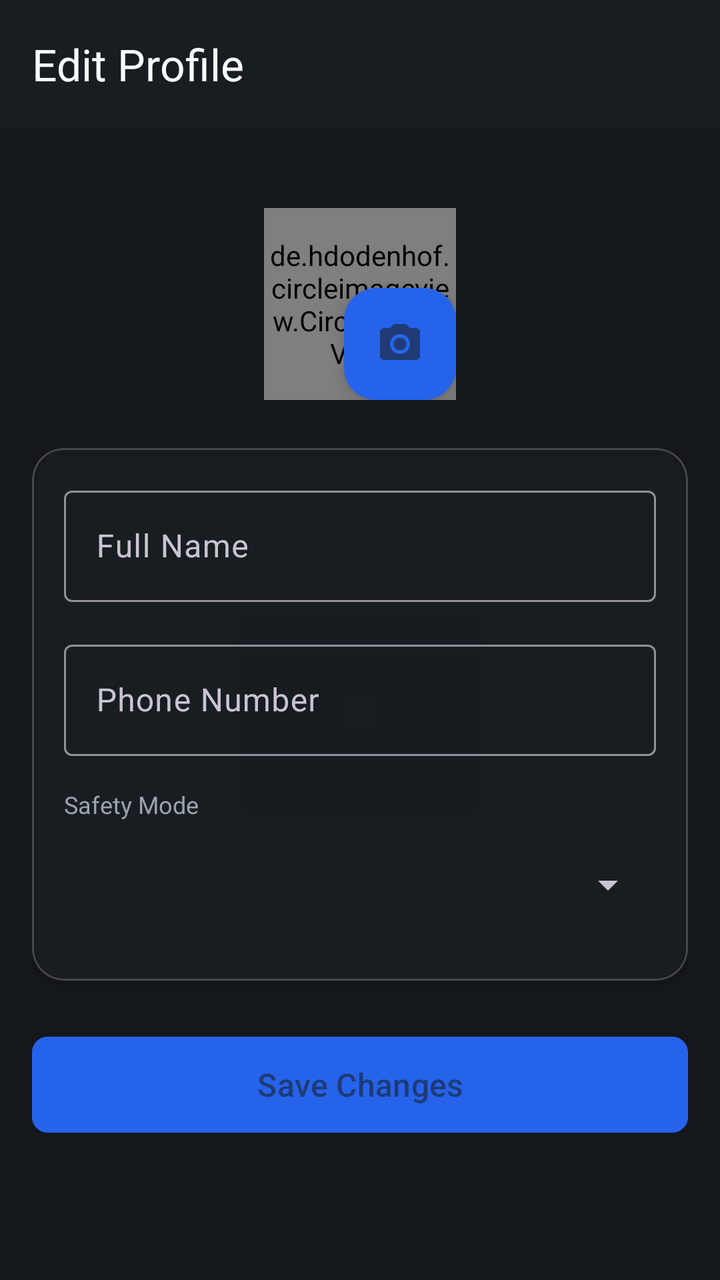
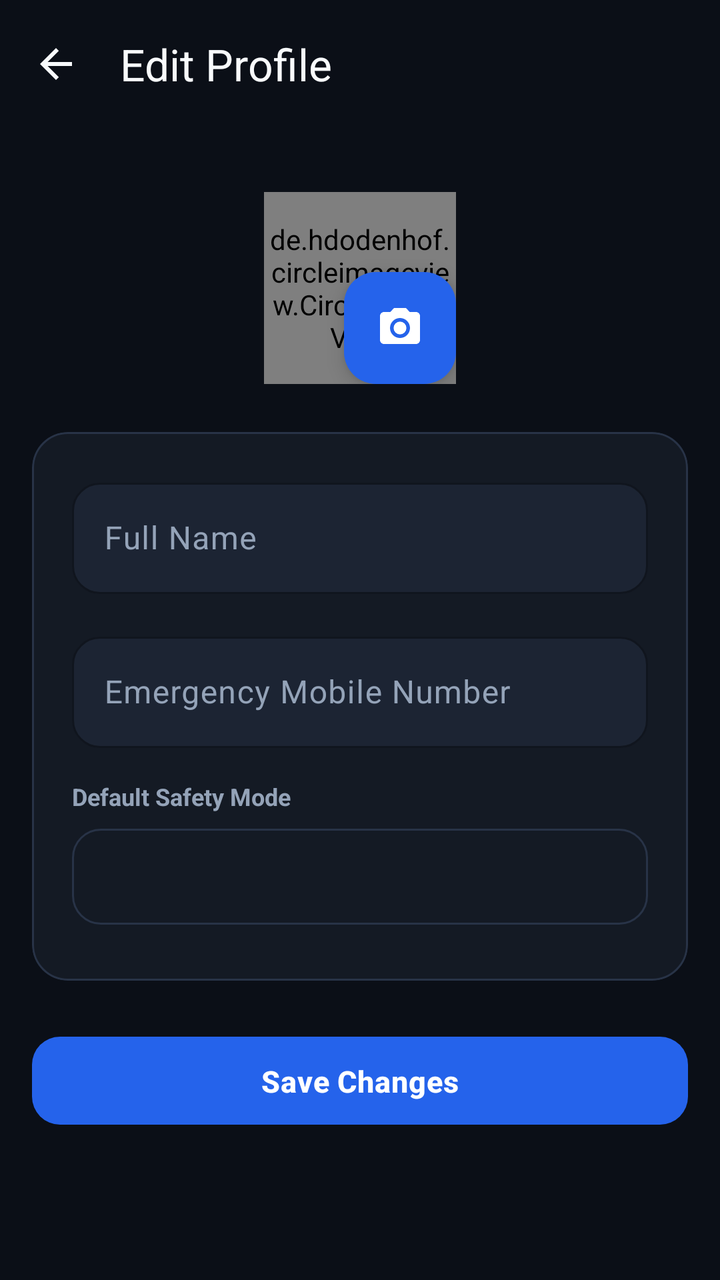

Compare the two renders of this Android layout. The source of the first and the diff that turns it into the second are given below.
<!-- AndroidManifest.xml: application theme Theme.RiskFreeRoutes -->
<!-- res/layout/activity_edit_profile.xml -->
<?xml version="1.0" encoding="utf-8"?>
<androidx.coordinatorlayout.widget.CoordinatorLayout
    xmlns:android="http://schemas.android.com/apk/res/android"
    xmlns:app="http://schemas.android.com/apk/res-auto"
    android:layout_width="match_parent"
    android:layout_height="match_parent"
    android:background="@color/profile_surface">

    <com.google.android.material.appbar.AppBarLayout
        android:layout_width="match_parent"
        android:layout_height="wrap_content"
        android:background="@color/profile_surface"
        app:elevation="0dp">

        <androidx.appcompat.widget.Toolbar
            android:id="@+id/toolbar"
            android:layout_width="match_parent"
            android:layout_height="?attr/actionBarSize"
            app:title="Edit Profile"
            app:titleTextColor="@color/text_primary" />
    </com.google.android.material.appbar.AppBarLayout>

    <androidx.core.widget.NestedScrollView
        android:layout_width="match_parent"
        android:layout_height="match_parent"
        app:layout_behavior="@string/appbar_scrolling_view_behavior"
        android:padding="16dp">

        <LinearLayout
            android:layout_width="match_parent"
            android:layout_height="wrap_content"
            android:orientation="vertical"
            android:gravity="center_horizontal">

            
            <FrameLayout
                android:layout_width="wrap_content"
                android:layout_height="wrap_content"
                android:layout_marginTop="24dp"
                android:layout_marginBottom="24dp">

                <de.hdodenhof.circleimageview.CircleImageView
                    android:id="@+id/ivProfilePhoto"
                    android:layout_width="96dp"
                    android:layout_height="96dp"
                    android:src="@drawable/ic_person"
                    app:civ_border_width="2dp"
                    app:civ_border_color="@color/brand_blue" />

                <com.google.android.material.floatingactionbutton.FloatingActionButton
                    android:id="@+id/btnChangePhoto"
                    android:layout_width="wrap_content"
                    android:layout_height="wrap_content"
                    android:layout_gravity="bottom|end"
                    app:fabSize="mini"
                    android:src="@drawable/ic_camera"
                    app:backgroundTint="@color/brand_blue"
                    app:tint="@color/surface_white"
                    android:contentDescription="Change Photo" />
            </FrameLayout>

            
            <com.google.android.material.card.MaterialCardView
                android:layout_width="match_parent"
                android:layout_height="wrap_content"
                app:cardCornerRadius="16dp"
                app:cardElevation="2dp"
                app:cardBackgroundColor="@color/surface_white"
                android:layout_marginBottom="24dp">

                <LinearLayout
                    android:layout_width="match_parent"
                    android:layout_height="wrap_content"
                    android:orientation="vertical"
                    android:padding="16dp">

                    <com.google.android.material.textfield.TextInputLayout
                        android:layout_width="match_parent"
                        android:layout_height="wrap_content"
                        android:hint="Full Name"
                        style="@style/Widget.Material3.TextInputLayout.OutlinedBox"
                        android:layout_marginBottom="16dp">

                        <com.google.android.material.textfield.TextInputEditText
                            android:id="@+id/etFullName"
                            android:layout_width="match_parent"
                            android:layout_height="wrap_content"
                            android:inputType="textPersonName"
                            android:textColor="@color/text_primary" />
                    </com.google.android.material.textfield.TextInputLayout>

                    <com.google.android.material.textfield.TextInputLayout
                        android:layout_width="match_parent"
                        android:layout_height="wrap_content"
                        android:hint="Phone Number"
                        style="@style/Widget.Material3.TextInputLayout.OutlinedBox"
                        android:layout_marginBottom="16dp">

                        <com.google.android.material.textfield.TextInputEditText
                            android:id="@+id/etPhone"
                            android:layout_width="match_parent"
                            android:layout_height="wrap_content"
                            android:inputType="phone"
                            android:textColor="@color/text_primary" />
                    </com.google.android.material.textfield.TextInputLayout>

                    <TextView
                        android:layout_width="wrap_content"
                        android:layout_height="wrap_content"
                        android:text="Safety Mode"
                        android:textColor="@color/text_secondary"
                        android:textSize="12sp"
                        android:layout_marginBottom="8dp" />

                    <Spinner
                        android:id="@+id/spinnerSafetyMode"
                        android:layout_width="match_parent"
                        android:layout_height="48dp"
                        android:layout_marginBottom="8dp" />

                </LinearLayout>
            </com.google.android.material.card.MaterialCardView>

            
            <com.google.android.material.button.MaterialButton
                android:id="@+id/btnSave"
                android:layout_width="match_parent"
                android:layout_height="56dp"
                android:text="Save Changes"
                android:textSize="16sp"
                app:cornerRadius="8dp"
                android:backgroundTint="@color/brand_blue"
                android:textColor="@color/surface_white" />

        </LinearLayout>
    </androidx.core.widget.NestedScrollView>

    
    <ProgressBar
        android:id="@+id/progressBar"
        android:layout_width="wrap_content"
        android:layout_height="wrap_content"
        android:layout_gravity="center"
        android:visibility="gone"
        android:indeterminateTint="@color/brand_blue" />

</androidx.coordinatorlayout.widget.CoordinatorLayout>
<!-- resources referenced by this layout -->
<resources>
  <color name="brand_blue">@color/primary_blue</color>
  <color name="profile_surface">@color/glass_panel</color>
  <color name="surface_white">@color/glass_panel</color>
  <color name="text_primary">#F9FAFB</color>
  <color name="text_secondary">#9CA3AF</color>
  <style name="Theme.RiskFreeRoutes" parent="Theme.Material3.Dark.NoActionBar">
  
          
          <item name="colorPrimary">@color/primary_blue</item>
          <item name="colorPrimaryContainer">@color/primary_blue_light</item>
          <item name="colorOnPrimary">@color/text_primary</item>
  
          <item name="colorSecondary">@color/accent_blue</item>
          <item name="colorOnSecondary">@color/text_primary</item>
  
          <item name="colorTertiary">@color/danger_red</item>
          <item name="colorError">@color/danger_red</item>
  
          <item name="colorSurface">@color/glass_panel</item>
          <item name="colorOnSurface">@color/text_primary</item>
  
          <item name="android:colorBackground">@color/colorBackground</item>
  
          
          <item name="android:statusBarColor">@color/colorBackground</item>
          <item name="android:navigationBarColor">@color/colorBackground</item>
  
          
          <item name="shapeAppearanceSmallComponent">@style/ShapeAppearance.RiskFreeRoutes.SmallComponent</item>
          <item name="shapeAppearanceMediumComponent">@style/ShapeAppearance.RiskFreeRoutes.MediumComponent</item>
          <item name="shapeAppearanceLargeComponent">@style/ShapeAppearance.RiskFreeRoutes.LargeComponent</item>
  
      </style>
  <color name="primary_blue">#2563EB</color>
  <color name="glass_panel">#991C2026</color>
  <color name="primary_blue_light">#4F8CFF</color>
  <color name="accent_blue">#8FB4FF</color>
  <color name="colorBackground">#0B0D10</color>
  <style name="ShapeAppearance.RiskFreeRoutes.MediumComponent" parent="ShapeAppearance.Material3.MediumComponent">
          <item name="cornerRadius">16dp</item>
      </style>
  <!-- unchanged entries left out for length: 5 -->
</resources>

<!-- the commit's change to res/layout/activity_edit_profile.xml (unified diff, before → after) -->
@@ -4,27 +4,30 @@
     xmlns:app="http://schemas.android.com/apk/res-auto"
     android:layout_width="match_parent"
     android:layout_height="match_parent"
-    android:background="@color/profile_surface">
+    android:background="@color/colorBackground">
 
     <com.google.android.material.appbar.AppBarLayout
         android:layout_width="match_parent"
         android:layout_height="wrap_content"
-        android:background="@color/profile_surface"
+        android:background="@color/colorBackground"
         app:elevation="0dp">
 
-        <androidx.appcompat.widget.Toolbar
+        <com.google.android.material.appbar.MaterialToolbar
             android:id="@+id/toolbar"
             android:layout_width="match_parent"
             android:layout_height="?attr/actionBarSize"
             app:title="Edit Profile"
-            app:titleTextColor="@color/text_primary" />
+            app:titleTextColor="@color/text_primary"
+            app:navigationIcon="@drawable/ic_back"
+            app:navigationIconTint="@color/text_primary" />
     </com.google.android.material.appbar.AppBarLayout>
 
     <androidx.core.widget.NestedScrollView
         android:layout_width="match_parent"
         android:layout_height="match_parent"
         app:layout_behavior="@string/appbar_scrolling_view_behavior"
-        android:padding="16dp">
+        android:padding="16dp"
+        android:fillViewport="true">
 
         <LinearLayout
             android:layout_width="match_parent"
@@ -34,9 +37,9 @@
 
             
             <FrameLayout
-                android:layout_width="wrap_content"
-                android:layout_height="wrap_content"
-                android:layout_marginTop="24dp"
+                android:layout_width="96dp"
+                android:layout_height="96dp"
+                android:layout_marginTop="16dp"
                 android:layout_marginBottom="24dp">
 
                 <de.hdodenhof.circleimageview.CircleImageView
@@ -45,7 +48,7 @@
                     android:layout_height="96dp"
                     android:src="@drawable/ic_person"
                     app:civ_border_width="2dp"
-                    app:civ_border_color="@color/brand_blue" />
+                    app:civ_border_color="@color/primary_blue" />
 
                 <com.google.android.material.floatingactionbutton.FloatingActionButton
                     android:id="@+id/btnChangePhoto"
@@ -54,8 +57,8 @@
                     android:layout_gravity="bottom|end"
                     app:fabSize="mini"
                     android:src="@drawable/ic_camera"
-                    app:backgroundTint="@color/brand_blue"
-                    app:tint="@color/surface_white"
+                    app:backgroundTint="@color/primary_blue_dark"
+                    app:tint="@color/text_on_primary"
                     android:contentDescription="Change Photo" />
             </FrameLayout>
 
@@ -63,22 +66,29 @@
             <com.google.android.material.card.MaterialCardView
                 android:layout_width="match_parent"
                 android:layout_height="wrap_content"
-                app:cardCornerRadius="16dp"
-                app:cardElevation="2dp"
-                app:cardBackgroundColor="@color/surface_white"
+                app:cardCornerRadius="@dimen/card_corner_radius"
+                app:cardElevation="0dp"
+                app:cardBackgroundColor="@color/colorSurface"
+                app:strokeColor="@color/colorSurfaceBorder"
+                app:strokeWidth="1dp"
                 android:layout_marginBottom="24dp">
 
                 <LinearLayout
                     android:layout_width="match_parent"
                     android:layout_height="wrap_content"
                     android:orientation="vertical"
-                    android:padding="16dp">
+                    android:padding="20dp">
 
                     <com.google.android.material.textfield.TextInputLayout
                         android:layout_width="match_parent"
                         android:layout_height="wrap_content"
                         android:hint="Full Name"
-                        style="@style/Widget.Material3.TextInputLayout.OutlinedBox"
+                        app:boxBackgroundColor="@color/colorSurfaceVariant"
+                        app:boxStrokeColor="@color/primary_blue"
+                        app:boxCornerRadiusTopStart="@dimen/input_corner_radius"
+                        app:boxCornerRadiusTopEnd="@dimen/input_corner_radius"
+                        app:boxCornerRadiusBottomStart="@dimen/input_corner_radius"
+                        app:boxCornerRadiusBottomEnd="@dimen/input_corner_radius"
                         android:layout_marginBottom="16dp">
 
                         <com.google.android.material.textfield.TextInputEditText
@@ -92,8 +102,13 @@
                     <com.google.android.material.textfield.TextInputLayout
                         android:layout_width="match_parent"
                         android:layout_height="wrap_content"
-                        android:hint="Phone Number"
-                        style="@style/Widget.Material3.TextInputLayout.OutlinedBox"
+                        android:hint="Emergency Mobile Number"
+                        app:boxBackgroundColor="@color/colorSurfaceVariant"
+                        app:boxStrokeColor="@color/primary_blue"
+                        app:boxCornerRadiusTopStart="@dimen/input_corner_radius"
+                        app:boxCornerRadiusTopEnd="@dimen/input_corner_radius"
+                        app:boxCornerRadiusBottomStart="@dimen/input_corner_radius"
+                        app:boxCornerRadiusBottomEnd="@dimen/input_corner_radius"
                         android:layout_marginBottom="16dp">
 
                         <com.google.android.material.textfield.TextInputEditText
@@ -107,15 +122,17 @@
                     <TextView
                         android:layout_width="wrap_content"
                         android:layout_height="wrap_content"
-                        android:text="Safety Mode"
+                        android:text="Default Safety Mode"
                         android:textColor="@color/text_secondary"
                         android:textSize="12sp"
+                        android:textStyle="bold"
                         android:layout_marginBottom="8dp" />
 
                     <Spinner
                         android:id="@+id/spinnerSafetyMode"
                         android:layout_width="match_parent"
                         android:layout_height="48dp"
+                        android:background="@drawable/glass_input_bg"
                         android:layout_marginBottom="8dp" />
 
                 </LinearLayout>
@@ -124,13 +141,10 @@
             
             <com.google.android.material.button.MaterialButton
                 android:id="@+id/btnSave"
+                style="@style/Widget.RiskFreeRoutes.Button.Primary"
                 android:layout_width="match_parent"
-                android:layout_height="56dp"
-                android:text="Save Changes"
-                android:textSize="16sp"
-                app:cornerRadius="8dp"
-                android:backgroundTint="@color/brand_blue"
-                android:textColor="@color/surface_white" />
+                android:layout_height="@dimen/button_height"
+                android:text="Save Changes" />
 
         </LinearLayout>
     </androidx.core.widget.NestedScrollView>
@@ -142,6 +156,6 @@
         android:layout_height="wrap_content"
         android:layout_gravity="center"
         android:visibility="gone"
-        android:indeterminateTint="@color/brand_blue" />
+        android:indeterminateTint="@color/primary_blue_light" />
 
 </androidx.coordinatorlayout.widget.CoordinatorLayout>
<!-- resource entries referenced after the edit -->
@@ -1,31 +1,81 @@
 <!-- resources referenced by this layout -->
 <resources>
-  <color name="brand_blue">@color/primary_blue</color>
-  <color name="profile_surface">@color/glass_panel</color>
-  <color name="surface_white">@color/glass_panel</color>
-  <color name="text_primary">#F9FAFB</color>
-  <color name="text_secondary">#9CA3AF</color>
+  <color name="text_primary">#F8FAFC</color>
+  <color name="text_secondary">#94A3B8</color>
+  <dimen name="button_height">52dp</dimen>
+  <dimen name="card_corner_radius">18dp</dimen>
+  <dimen name="input_corner_radius">14dp</dimen>
+  <!-- drawable glass_input_bg (drawable) -->
+  <?xml version="1.0" encoding="utf-8"?>
+  <selector xmlns:android="http://schemas.android.com/apk/res/android">
+      <item android:state_focused="true">
+          <shape android:shape="rectangle">
+              <solid android:color="@color/colorSurfaceVariant" />
+              <corners android:radius="@dimen/input_corner_radius" />
+              <stroke
+                  android:width="1.5dp"
+                  android:color="@color/primary_blue" />
+          </shape>
+      </item>
+      <item>
+          <shape android:shape="rectangle">
+              <solid android:color="@color/colorSurface" />
+              <corners android:radius="@dimen/input_corner_radius" />
+              <stroke
+                  android:width="1dp"
+                  android:color="@color/colorSurfaceBorder" />
+          </shape>
+      </item>
+  </selector>
+  <!-- drawable ic_back (drawable) -->
+  <vector xmlns:android="http://schemas.android.com/apk/res/android"
+      android:width="24dp"
+      android:height="24dp"
+      android:viewportWidth="24"
+      android:viewportHeight="24">
+    <path
+        android:fillColor="#FF000000"
+        android:pathData="M20,11H7.83l5.59,-5.59L12,4l-8,8 8,8 1.41,-1.41L7.83,13H20v-2z"/>
+  </vector>
+  <style name="Widget.RiskFreeRoutes.Button.Primary" parent="Widget.Material3.Button">
+          <item name="backgroundTint">@color/primary_blue_dark</item>
+          <item name="android:textColor">@color/text_on_primary</item>
+          <item name="cornerRadius">@dimen/button_corner_radius</item>
+          <item name="android:minHeight">@dimen/button_height</item>
+          <item name="android:paddingTop">12dp</item>
+          <item name="android:paddingBottom">12dp</item>
+          <item name="android:textSize">@dimen/button_text_size</item>
+          <item name="android:textStyle">bold</item>
+          <item name="android:letterSpacing">0.02</item>
+          <item name="elevation">2dp</item>
+      </style>
   <style name="Theme.RiskFreeRoutes" parent="Theme.Material3.Dark.NoActionBar">
   
           
           <item name="colorPrimary">@color/primary_blue</item>
-          <item name="colorPrimaryContainer">@color/primary_blue_light</item>
-          <item name="colorOnPrimary">@color/text_primary</item>
+          <item name="colorPrimaryContainer">@color/primary_blue_dark</item>
+          <item name="colorOnPrimary">@color/text_on_primary</item>
   
           <item name="colorSecondary">@color/accent_blue</item>
-          <item name="colorOnSecondary">@color/text_primary</item>
+          <item name="colorSecondaryContainer">@color/primary_blue_subtle</item>
+          <item name="colorOnSecondary">@color/colorBackground</item>
   
-          <item name="colorTertiary">@color/danger_red</item>
+          <item name="colorTertiary">@color/warning_amber</item>
           <item name="colorError">@color/danger_red</item>
+          <item name="colorOnError">@color/text_on_primary</item>
   
-          <item name="colorSurface">@color/glass_panel</item>
+          <item name="colorSurface">@color/colorSurface</item>
+          <item name="colorSurfaceVariant">@color/colorSurfaceVariant</item>
           <item name="colorOnSurface">@color/text_primary</item>
+          <item name="colorOnSurfaceVariant">@color/text_secondary</item>
   
           <item name="android:colorBackground">@color/colorBackground</item>
   
           
           <item name="android:statusBarColor">@color/colorBackground</item>
           <item name="android:navigationBarColor">@color/colorBackground</item>
+          <item name="android:windowLightStatusBar">false</item>
+          <item name="android:windowLightNavigationBar">false</item>
   
           
           <item name="shapeAppearanceSmallComponent">@style/ShapeAppearance.RiskFreeRoutes.SmallComponent</item>
@@ -33,13 +83,21 @@
           <item name="shapeAppearanceLargeComponent">@style/ShapeAppearance.RiskFreeRoutes.LargeComponent</item>
   
       </style>
-  <color name="primary_blue">#2563EB</color>
-  <color name="glass_panel">#991C2026</color>
-  <color name="primary_blue_light">#4F8CFF</color>
-  <color name="accent_blue">#8FB4FF</color>
-  <color name="colorBackground">#0B0D10</color>
+  <dimen name="button_corner_radius">14dp</dimen>
+  <dimen name="button_text_size">15sp</dimen>
+  <color name="primary_blue">#3B82F6</color>
+  <color name="primary_blue_dark">#2563EB</color>
+  <color name="primary_blue_light">#60A5FA</color>
+  <color name="text_on_primary">#FFFFFF</color>
+  <color name="accent_blue">#93C5FD</color>
+  <color name="primary_blue_subtle">#1E2C44</color>
+  <color name="warning_amber">#F59E0B</color>
+  <color name="colorBackground">#0B0F17</color>
+  <color name="colorSurface">#141A24</color>
+  <color name="colorSurfaceBorder">#283347</color>
+  <color name="colorSurfaceVariant">#1C2433</color>
   <style name="ShapeAppearance.RiskFreeRoutes.MediumComponent" parent="ShapeAppearance.Material3.MediumComponent">
-          <item name="cornerRadius">16dp</item>
+          <item name="cornerRadius">18dp</item>
       </style>
   <!-- unchanged entries left out for length: 5 -->
 </resources>
